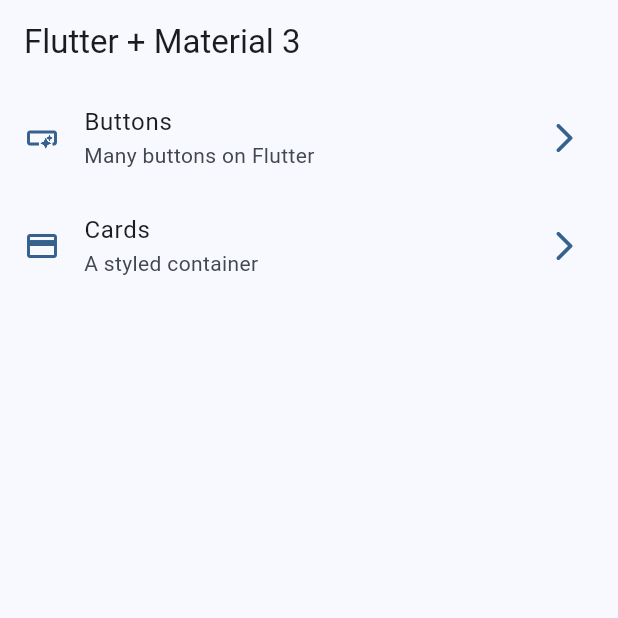
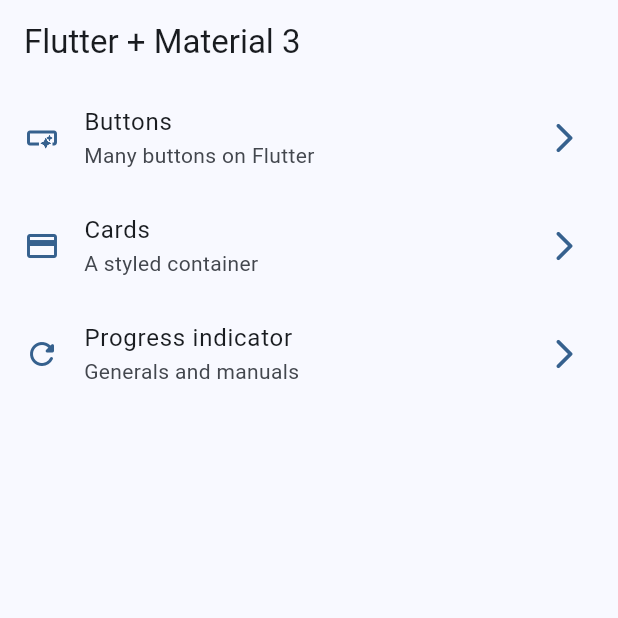
Before and after one commit to FranciscoJavierMartin/widgets-app, a Flutter app: the screen it shows after launch, on a phone screen of 412 x 824 dp, the top half of it. Run offline on Flutter 3.47's test engine with Material 2 defaults, Android fonts, the phone set to English and light mode, and no system bars; our stand-ins replace go_router.

Commit message:
Progress indicator

```diff
--- a/lib/config/menu/menu_items.dart
+++ b/lib/config/menu/menu_items.dart
@@ -27,4 +27,10 @@ const appMenuItems = <MenuItem>[
     link: '/cards',
     icon: Icons.credit_card,
   ),
+  MenuItem(
+    title: 'Progress indicator',
+    subTitle: 'Generals and manuals',
+    link: '/progress',
+    icon: Icons.refresh_rounded,
+  ),
 ];
--- a/lib/config/router/app_router.dart
+++ b/lib/config/router/app_router.dart
@@ -19,5 +19,10 @@ final appRouter = GoRouter(
       name: CardsScreen.name,
       builder: (context, state) => const CardsScreen(),
     ),
+    GoRoute(
+      path: '/progress',
+      name: ProgressScreen.name,
+      builder: (context, state) => const ProgressScreen(),
+    ),
   ],
 );
```
Also changed, not shown: lib/presentation/screens/progress/progress_screen.dart (+74 -1 lines).
